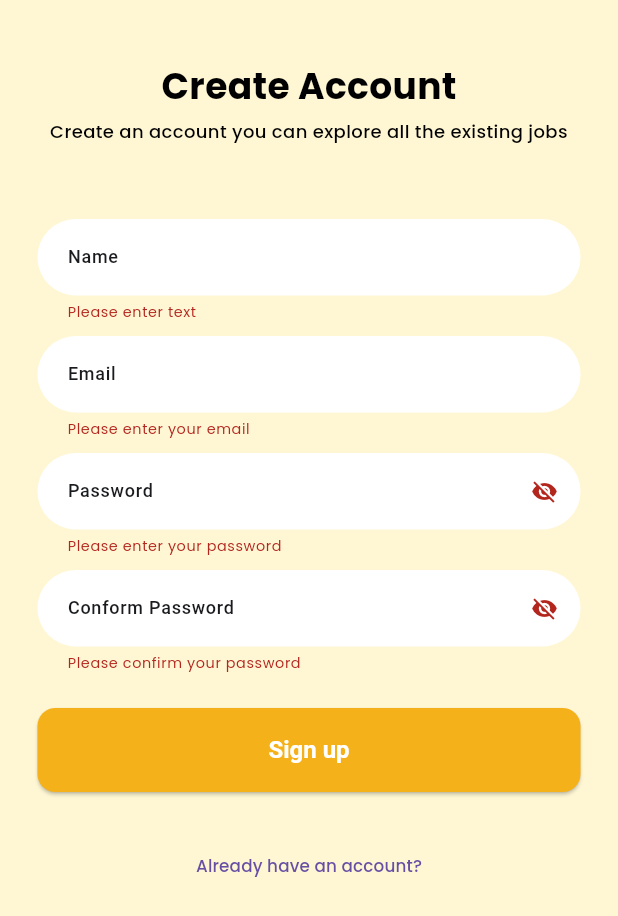
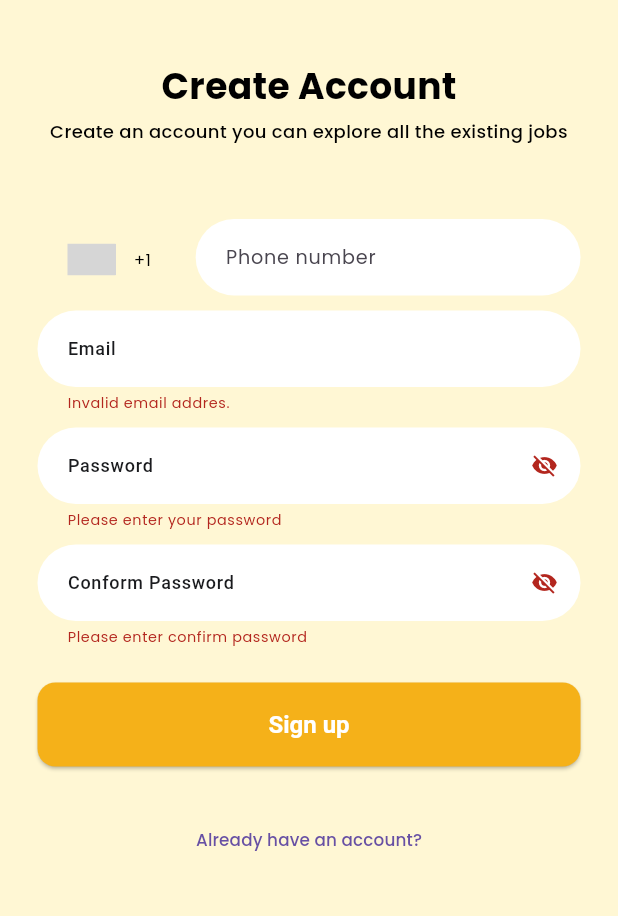
Before and after one commit to YahyaKhan007/E-Gold, a Flutter app: the SignupView screen opened by its route, after a tap on "Sign up", on a phone screen of 412 x 824 dp. Shown: the top 916 px of the screen. Run offline on Flutter 3.47's test engine with Material 3 defaults, Android fonts, the phone set to English and light mode, and no system bars; drawn by our look-alikes of intl_phone_number_input; our stand-ins replace cloud_firestore, firebase_auth, firebase_core, firebase_storage, fl_chart, flutter_holo_date_picker and 9 more; missing offline and left inert: flutter_facebook_auth, onscreen_num_keyboard; accounts and stored records are empty; project files that could hold a hidden picture were left out; grey boxes are pictures that could not be loaded.

```diff
--- a/lib/ui/views/auth_views/login/login_view.dart
+++ b/lib/ui/views/auth_views/login/login_view.dart
@@ -1,6 +1,5 @@
 import 'package:e_gold/app/app.router.dart';
 import 'package:e_gold/ui/common/ui_helpers.dart';
-import 'package:e_gold/ui/common/validator.dart';
 import 'package:flutter/gestures.dart';
 import 'package:flutter/material.dart';
 
@@ -52,12 +51,12 @@ class LoginView extends StackedView<LoginViewModel> {
                           'Email or Phone Number',
                         ),
                       ),
-                      validator: Validator.validateEmail),
+                      validator: viewModel.signInEmailValidator),
                   verticalSpaceMedium,
                   TextFormField(
                     controller: viewModel.passwordController,
                     obscureText: viewModel.isPasswordVisible,
-                    validator: Validator.validatePassword,
+                    validator: viewModel.signInPasswordValidator,
                     decoration: InputDecoration(
                       label: const Text('Password'),
                       suffixIcon: IconButton(
--- a/lib/ui/views/auth_views/signup/signup_view.dart
+++ b/lib/ui/views/auth_views/signup/signup_view.dart
@@ -1,4 +1,3 @@
-import 'package:e_gold/ui/common/validator.dart';
 import 'package:flutter/material.dart';
 import 'package:intl_phone_number_input/intl_phone_number_input.dart';
 
@@ -40,28 +39,36 @@ class SignupView extends StackedView<SignupViewModel> {
                 child: Column(
                   crossAxisAlignment: CrossAxisAlignment.end,
                   children: [
-                    TextFormField(
-                        controller: viewModel.nameController,
-                        decoration: const InputDecoration(
-                          label: Text(
-                            'Name',
-                          ),
-                        ),
-                        validator: Validator.validateText),
+                    InternationalPhoneNumberInput(
+                      onInputChanged: (PhoneNumber number) {},
+                      onInputValidated: (bool value) {},
+                      selectorConfig: const SelectorConfig(
+                        selectorType: PhoneInputSelectorType.BOTTOM_SHEET,
+                        useBottomSheetSafeArea: true,
+                      ),
+                      ignoreBlank: false,
+                      autoValidateMode: AutovalidateMode.disabled,
+                      selectorTextStyle: const TextStyle(color: Colors.black),
+                      initialValue: viewModel.number,
+                      textFieldController: viewModel.phoneController,
+                      formatInput: true,
+                      keyboardType: const TextInputType.numberWithOptions(
+                          signed: true, decimal: true),
+                      onSaved: (PhoneNumber number) {},
+                    ),
                     verticalSpaceSmall,
                     TextFormField(
-                        controller: viewModel.emailController,
                         decoration: const InputDecoration(
                           label: Text(
                             'Email',
                           ),
                         ),
-                        validator: Validator.validateEmail),
+                        validator: viewModel.signUpEmailValidator),
                     verticalSpaceSmall,
                     TextFormField(
                       controller: viewModel.passwordController,
                       obscureText: viewModel.isPasswordVisible,
-                      validator: Validator.validatePassword,
+                      validator: viewModel.signUpPasswordValidator,
                       decoration: InputDecoration(
                         label: const Text('Password'),
                         suffixIcon: IconButton(
@@ -78,10 +85,7 @@ class SignupView extends StackedView<SignupViewModel> {
                     TextFormField(
                       controller: viewModel.conformPasswordController,
                       obscureText: viewModel.isConformPasswordVisible,
-                      validator: (value) => Validator.validateConfirmPassword(
-                        viewModel.passwordController.text,
-                        value,
-                      ),
+                      validator: viewModel.signUpConfirmPasswordValidator,
                       decoration: InputDecoration(
                         label: const Text('Conform Password'),
                         suffixIcon: IconButton(
@@ -101,7 +105,7 @@ class SignupView extends StackedView<SignupViewModel> {
                 crossAxisAlignment: CrossAxisAlignment.stretch,
                 children: [
                   ElevatedButton(
-                      onPressed: viewModel.onTapSignUp,
+                      onPressed: viewModel.onPressedSignup,
                       child: const Text('Sign up')),
                   verticalSpaceMedium,
                   TextButton(
--- a/lib/ui/views/auth_views/signup/signup_viewmodel.dart
+++ b/lib/ui/views/auth_views/signup/signup_viewmodel.dart
@@ -1,31 +1,23 @@
 import 'package:e_gold/app/app.router.dart';
-import 'package:e_gold/services/auth_service.dart';
 import 'package:e_gold/ui/common/app_strings.dart';
-import 'package:firebase_auth/firebase_auth.dart';
-import 'package:firebase_auth/firebase_auth.dart';
 import 'package:flutter/material.dart';
 import 'package:intl_phone_number_input/intl_phone_number_input.dart';
 import 'package:stacked/stacked.dart';
-
-import 'package:firebase_auth/firebase_auth.dart' as firebase_auth;
 import 'package:stacked_services/stacked_services.dart';
 
 import '../../../../app/app.locator.dart';
 
 class SignupViewModel extends BaseViewModel {
-  firebase_auth.FirebaseAuth firebaseAuth = firebase_auth.FirebaseAuth.instance;
-
   GlobalKey<FormState> formKey = GlobalKey<FormState>();
   TextEditingController passwordController = TextEditingController();
   TextEditingController conformPasswordController = TextEditingController();
   TextEditingController emailController = TextEditingController();
-  TextEditingController nameController = TextEditingController();
   TextEditingController phoneController = TextEditingController();
   String initialCountry = 'US';
   PhoneNumber number = PhoneNumber(isoCode: 'US');
   bool isPasswordVisible = false;
   bool isConformPasswordVisible = false;
-  final _authService = locator<AuthService>();
+
   final navigationService = locator<NavigationService>();
 
   void showPassword() {
@@ -38,28 +30,37 @@ class SignupViewModel extends BaseViewModel {
     rebuildUi();
   }
 
-  String? signUpPhoneValidator(String? value) {
+  void onPressedSignup() {
+    if (formKey.currentState!.validate()) {}
+  }
+
+  String? signUpEmailValidator(String? value) {
+    return !emailRegExp.hasMatch(value!)
+        ? 'Invalid email addres.'
+        : 'Please enter your email.';
+  }
+
+  String? signUpPasswordValidator(value) {
+    if (emailController.text.isEmpty) {
+      return 'Please enter your password';
+    }
+
     return null;
   }
 
-  bool validateForm() {
-    return formKey.currentState?.validate() ?? false;
+  String? signUpConfirmPasswordValidator(value) {
+    if (conformPasswordController.text.isEmpty) {
+      return 'Please enter confirm password';
+    }
+
+    return null;
+  }
+
+  String? signUpPhoneValidator(String? value) {
+    return null;
   }
 
   void onPressedAlreadyHaveAnAccount() {
     navigationService.replaceWithLoginView();
   }
-
-  void onTapSignUp() async {
-    if (validateForm()) {
-      User? user = await _authService.signUpWithEmail(
-          emailController.text.trim(),
-          passwordController.text.trim(),
-          nameController.text);
-
-      if (user != null) {
-        navigationService.navigateToLoginView();
-      }
-    }
-  }
 }
--- a/pubspec.yaml
+++ b/pubspec.yaml
@@ -30,6 +30,7 @@ dependencies:
   firebase_storage: ^11.6.0
   onscreen_num_keyboard: ^1.0.4
   flutter_holo_date_picker: ^1.1.3
+  flutter_svg: ^2.0.9
 
 dev_dependencies:
   build_runner: ^2.4.5
```
Also changed, not shown: lib/ui/views/auth_views/createanaccount/createanaccount_view.dart (+38 -25 lines), lib/ui/views/auth_views/createanaccount/createanaccount_viewmodel.dart (+13 -23 lines), lib/ui/views/auth_views/forgetpassword/forgetpassword_view.dart (+29 -35 lines), lib/ui/views/auth_views/forgetpassword/forgetpassword_viewmodel.dart (+21 -10 lines), lib/ui/views/auth_views/login/login_viewmodel.dart (+18 -16 lines), assets/icons/apple_logo.svg (added), assets/icons/facebook_circled.svg (added), assets/icons/google.svg (added), assets/icons/hand_1.svg (added), assets/icons/smartphone.svg (added), assets/images/forgot password.png (added), pubspec.lock.
